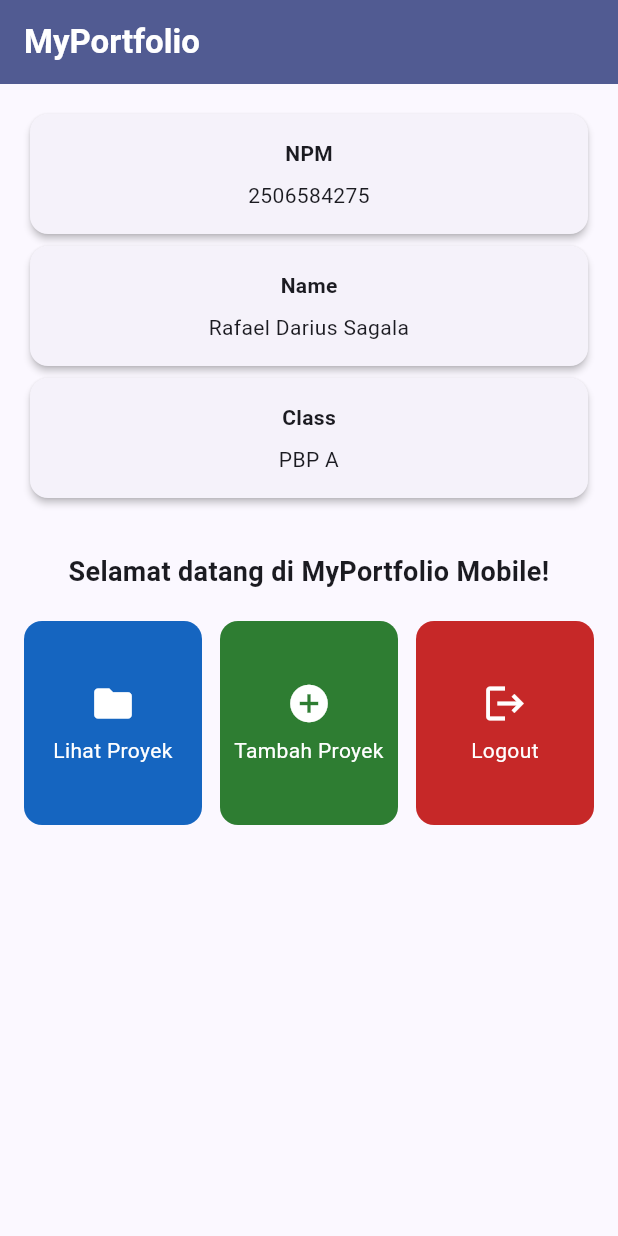
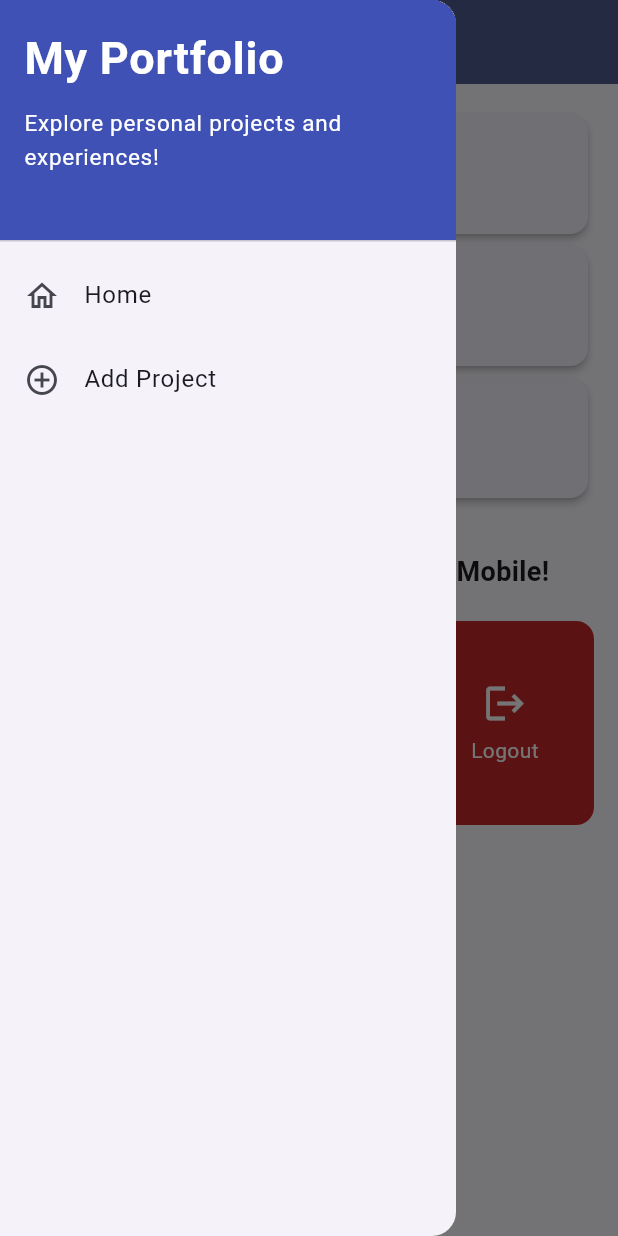
Before and after one commit to darzzius/myportofolio_mobile, a Flutter app: the screen it shows after launch, with the side drawer open (before the commit the screen has no drawer), on a phone screen of 412 x 824 dp. Run offline on Flutter 3.47's test engine with Material 3 defaults, Android fonts, the phone set to English and light mode, and no system bars; our stand-ins replace material_ui.

Commit message:
menyelesaikan tutorial 9

```diff
--- a/lib/main.dart
+++ b/lib/main.dart
@@ -1,5 +1,5 @@
-import 'package:flutter/material.dart';
-import 'package:myportofolio_mobile/menu.dart';
+import 'package:material_ui/material_ui.dart';
+import 'package:myportofolio_mobile/screens/menu.dart';
 
 void main() {
   runApp(const MyApp());
--- a/lib/menu.dart
+++ b/lib/screens/menu.dart
@@ -1,4 +1,6 @@
-import 'package:flutter/material.dart';
+import 'package:material_ui/material_ui.dart';
+import 'package:myportofolio_mobile/widgets/left_drawer.dart';
+import 'package:myportofolio_mobile/widgets/project_card.dart';
 
 class MyHomePage extends StatelessWidget {
   const MyHomePage({super.key});
@@ -24,7 +26,9 @@ class MyHomePage extends StatelessWidget {
           style: TextStyle(color: Colors.white, fontWeight: FontWeight.bold),
         ),
         backgroundColor: Theme.of(context).colorScheme.primary,
+        iconTheme: const IconThemeData(color: Colors.white),
       ),
+      drawer: const LeftDrawer(),
       body: SafeArea(
         child: SingleChildScrollView(
           padding: const EdgeInsets.all(16.0),
@@ -123,49 +127,3 @@ class ItemHomepage {
 
   const ItemHomepage(this.name, this.icon, this.color);
 }
-
-class ItemCard extends StatelessWidget {
-  final ItemHomepage item;
-
-  const ItemCard(this.item, {super.key});
-
-  @override
-  Widget build(BuildContext context) {
-    return Material(
-      color: item.color,
-      borderRadius: BorderRadius.circular(12),
-      clipBehavior: Clip.antiAlias,
-      child: InkWell(
-        borderRadius: BorderRadius.circular(12),
-        // Aksi ketika kartu ditekan oleh pengguna.
-        onTap: () {
-          // Menampilkan SnackBar dengan pesan interaktif.
-          ScaffoldMessenger.of(context)
-            ..clearSnackBars()
-            ..showSnackBar(
-              SnackBar(
-                content: Text('Kamu telah menekan tombol ${item.name}!'),
-              ),
-            );
-        },
-        child: Container(
-          padding: const EdgeInsets.all(8),
-          child: Center(
-            child: Column(
-              mainAxisAlignment: MainAxisAlignment.center,
-              children: [
-                Icon(item.icon, color: Colors.white, size: 30.0),
-                const Padding(padding: EdgeInsets.all(3)),
-                Text(
-                  item.name,
-                  textAlign: TextAlign.center,
-                  style: const TextStyle(color: Colors.white),
-                ),
-              ],
-            ),
-          ),
-        ),
-      ),
-    );
-  }
-}
--- /dev/null
+++ b/lib/widgets/left_drawer.dart
@@ -0,0 +1,77 @@
+import 'package:material_ui/material_ui.dart';
+import 'package:myportofolio_mobile/screens/menu.dart';
+import 'package:myportofolio_mobile/screens/project_form.dart';
+
+class LeftDrawer extends StatelessWidget {
+  const LeftDrawer({super.key, this.isProjectForm = false});
+
+  final bool isProjectForm;
+
+  @override
+  Widget build(BuildContext context) {
+    return Drawer(
+      child: ListView(
+        children: [
+          const DrawerHeader(
+            decoration: BoxDecoration(color: Colors.indigo),
+            child: SingleChildScrollView(
+              primary: false,
+              child: Column(
+                crossAxisAlignment: CrossAxisAlignment.start,
+                children: [
+                  Text(
+                    'My Portfolio',
+                    style: TextStyle(
+                      fontSize: 30,
+                      fontWeight: FontWeight.bold,
+                      color: Colors.white,
+                    ),
+                  ),
+                  SizedBox(height: 10),
+                  Text(
+                    'Explore personal projects and experiences!',
+                    style: TextStyle(fontSize: 15, color: Colors.white),
+                  ),
+                ],
+              ),
+            ),
+          ),
+          ListTile(
+            leading: const Icon(Icons.home_outlined),
+            title: const Text('Home'),
+            onTap: () {
+              final navigator = Navigator.of(context);
+              navigator.pop();
+              if (!isProjectForm) return;
+
+              if (navigator.canPop()) {
+                navigator.pop();
+              } else {
+                navigator.pushReplacement(
+                  MaterialPageRoute<void>(
+                    builder: (context) => const MyHomePage(),
+                  ),
+                );
+              }
+            },
+          ),
+          ListTile(
+            leading: const Icon(Icons.add_circle_outline),
+            title: const Text('Add Project'),
+            onTap: () {
+              final navigator = Navigator.of(context);
+              navigator.pop();
+              if (isProjectForm) return;
+
+              navigator.pushReplacement(
+                MaterialPageRoute<void>(
+                  builder: (context) => const ProjectFormPage(),
+                ),
+              );
+            },
+          ),
+        ],
+      ),
+    );
+  }
+}
--- /dev/null
+++ b/lib/widgets/project_card.dart
@@ -0,0 +1,56 @@
+import 'package:material_ui/material_ui.dart';
+import 'package:myportofolio_mobile/screens/menu.dart';
+import 'package:myportofolio_mobile/screens/project_form.dart';
+
+class ItemCard extends StatelessWidget {
+  final ItemHomepage item;
+
+  const ItemCard(this.item, {super.key});
+
+  @override
+  Widget build(BuildContext context) {
+    return Material(
+      color: item.color,
+      borderRadius: BorderRadius.circular(12),
+      clipBehavior: Clip.antiAlias,
+      child: InkWell(
+        borderRadius: BorderRadius.circular(12),
+        onTap: () {
+          ScaffoldMessenger.of(context)
+            ..clearSnackBars()
+            ..showSnackBar(
+              SnackBar(
+                content: Text('Kamu telah menekan tombol ${item.name}!'),
+              ),
+            );
+
+          if (item.name == 'Tambah Proyek') {
+            Navigator.push(
+              context,
+              MaterialPageRoute<void>(
+                builder: (context) => const ProjectFormPage(),
+              ),
+            );
+          }
+        },
+        child: Container(
+          padding: const EdgeInsets.all(8),
+          child: Center(
+            child: Column(
+              mainAxisAlignment: MainAxisAlignment.center,
+              children: [
+                Icon(item.icon, color: Colors.white, size: 30.0),
+                const Padding(padding: EdgeInsets.all(3)),
+                Text(
+                  item.name,
+                  textAlign: TextAlign.center,
+                  style: const TextStyle(color: Colors.white),
+                ),
+              ],
+            ),
+          ),
+        ),
+      ),
+    );
+  }
+}
--- a/pubspec.yaml
+++ b/pubspec.yaml
@@ -34,6 +34,7 @@ dependencies:
   # The following adds the Cupertino Icons font to your application.
   # Use with the CupertinoIcons class for iOS style icons.
   cupertino_icons: ^1.0.8
+  material_ui: ^1.11.1
 
 dev_dependencies:
   flutter_test:
```
Also changed, not shown: lib/screens/project_form.dart (added, +179 -0 lines), pubspec.lock, 1 other file.
